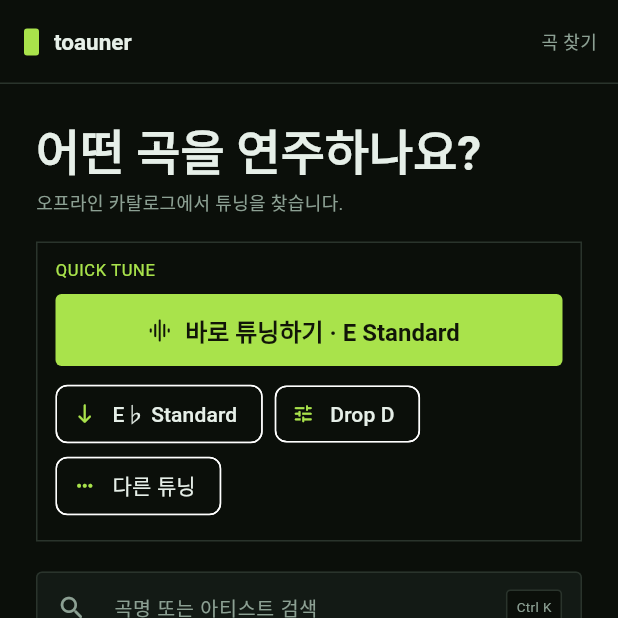
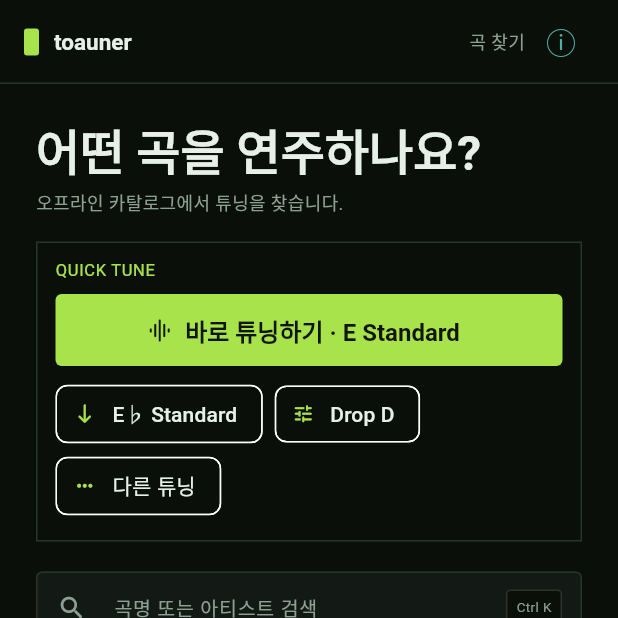
Before and after one commit to halfsamoan/shark_tuner, a Flutter app: the screen it shows after launch, on a phone screen of 412 x 824 dp, the top half of it. Run offline on Flutter 3.47's test engine with Material 3 defaults, Android fonts, the phone set to English and light mode, and no system bars; missing offline and left inert: fftea, record, sqlite3; Roboto replaces fonts that are missing (D2Coding, Pretendard).

Commit message:
feat: expose on-device privacy information

```diff
--- a/app/lib/src/songs/song_search_screen.dart
+++ b/app/lib/src/songs/song_search_screen.dart
@@ -6,6 +6,7 @@ import 'package:tuner_domain/tuner_domain.dart';
 
 import '../app/instrument_theme.dart';
 import '../app/toauner_app.dart';
+import '../settings/app_information_screen.dart';
 import '../tuner/live_tuner_engine.dart';
 import '../tuner/precision_tuner_screen.dart';
 import '../ui/instrument_widgets.dart';
@@ -108,7 +109,29 @@ class _SongSearchScreenState extends State<SongSearchScreen> {
   @override
   Widget build(BuildContext context) {
     return Scaffold(
-      appBar: const InstrumentHeaderBar(section: '곡 찾기'),
+      appBar: InstrumentHeaderBar(
+        section: '곡 찾기',
+        actions: [
+          Semantics(
+            label: '개인정보 및 앱 정보',
+            button: true,
+            excludeSemantics: true,
+            child: IconButton(
+              key: const Key('app-information'),
+              tooltip: '개인정보 및 앱 정보',
+              onPressed: _openAppInformation,
+              icon: const Text(
+                'ⓘ',
+                style: TextStyle(
+                  color: InstrumentColors.information,
+                  fontFamily: 'D2Coding',
+                  fontSize: 20,
+                ),
+              ),
+            ),
+          ),
+        ],
+      ),
       body: SafeArea(
         child: ListView(
           padding: const EdgeInsets.fromLTRB(24, 26, 24, 28),
@@ -203,6 +226,12 @@ class _SongSearchScreenState extends State<SongSearchScreen> {
           includeUnverifiedSongs: widget.includeUnverifiedSongs,
         ),
       ),
+    );
+  }
+
+  void _openAppInformation() {
+    Navigator.of(context).push<void>(
+      MaterialPageRoute(builder: (_) => const AppInformationScreen()),
     );
   }
 
--- a/app/lib/src/ui/instrument_widgets.dart
+++ b/app/lib/src/ui/instrument_widgets.dart
@@ -9,10 +9,12 @@ class InstrumentHeaderBar extends StatelessWidget
     super.key,
     required this.section,
     this.showBack = false,
+    this.actions = const [],
   });
 
   final String section;
   final bool showBack;
+  final List<Widget> actions;
 
   @override
   Size get preferredSize => const Size.fromHeight(56);
@@ -55,8 +57,12 @@ class InstrumentHeaderBar extends StatelessWidget
       ),
       actions: [
         Center(
+          child: ConstrainedBox(
+            constraints: const BoxConstraints(maxWidth: 116),
             child: Text(
               section,
+              maxLines: 1,
+              overflow: TextOverflow.ellipsis,
               style: const TextStyle(
                 color: InstrumentColors.muted,
                 fontSize: 12,
@@ -64,6 +70,8 @@ class InstrumentHeaderBar extends StatelessWidget
               ),
             ),
           ),
+        ),
+        ...actions,
         const SizedBox(width: 14),
       ],
     );
```
Also changed, not shown: app/lib/src/settings/app_information_screen.dart (added, +127 -0 lines), 2 other files. Lines whose indentation alone changed are shown as unchanged.
